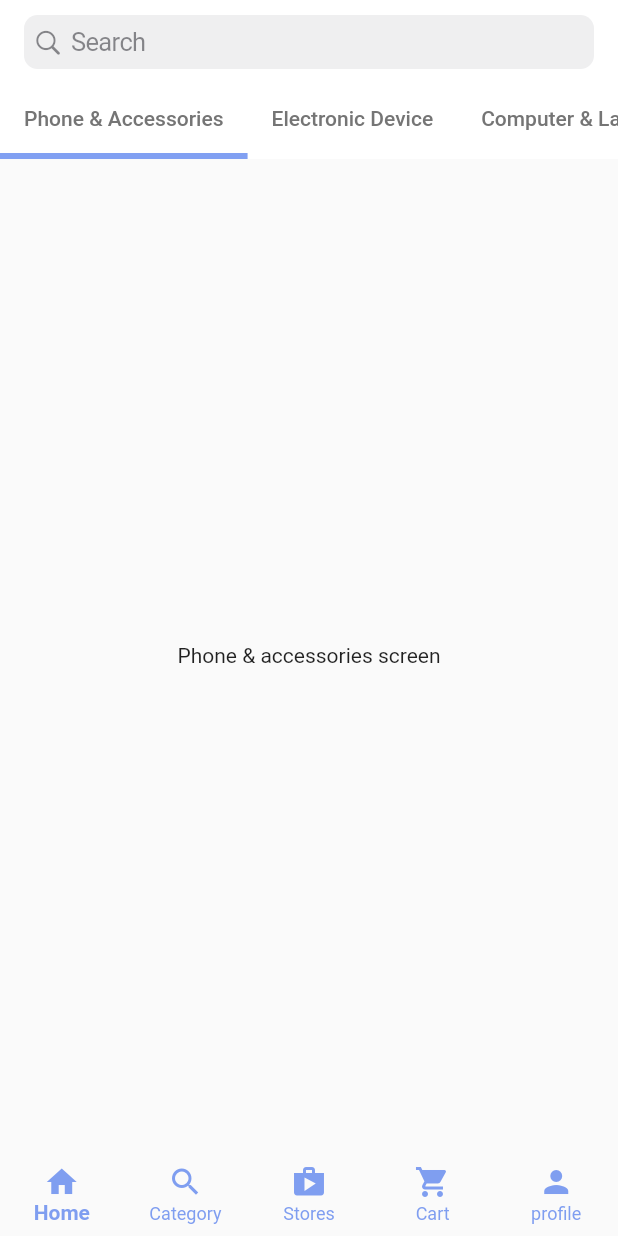
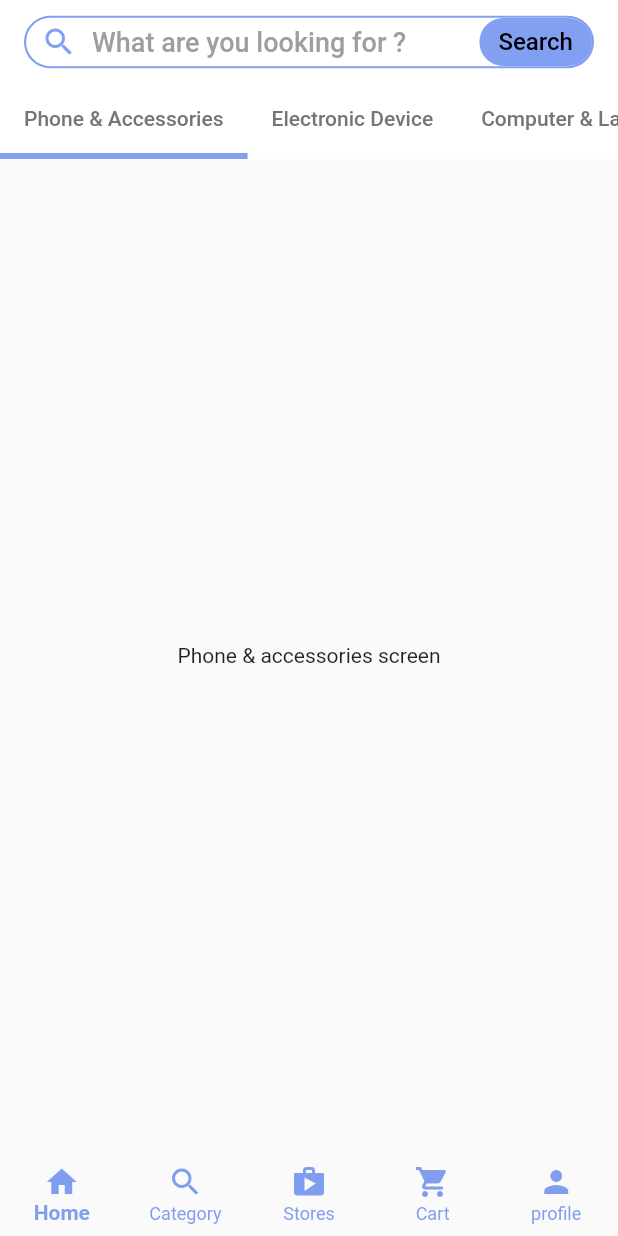
Before and after one commit to quocanh0712/final_techex_app, a Flutter app: the screen it shows after launch, on a phone screen of 412 x 824 dp. Run offline on Flutter 3.47's test engine with Material 2 defaults, Android fonts, the light colour scheme and no system bars.

Commit message:
feature: Search bar

```diff
--- a/lib/main_screens/home.dart
+++ b/lib/main_screens/home.dart
@@ -1,5 +1,7 @@
 import 'package:flutter/cupertino.dart';
 import 'package:flutter/material.dart';
+
+import '../minor_screen/search.dart';
 
 class HomeScreen extends StatefulWidget {
   const HomeScreen({Key? key}) : super(key: key);
@@ -17,7 +19,52 @@ class _HomeScreenState extends State<HomeScreen> {
           appBar: AppBar(
             elevation: 0,
             backgroundColor: Colors.white,
-            title: const CupertinoSearchTextField(),
+            title: InkWell(
+              onTap: () {
+                Navigator.push(
+                    context,
+                    MaterialPageRoute(
+                        builder: (context) => const SearchScreen()));
+              },
+              child: Container(
+                height: 35,
+                decoration: BoxDecoration(
+                    border: Border.all(
+                        color: Color.fromARGB(154, 47, 97, 234), width: 1.4),
+                    borderRadius: BorderRadius.circular(25)),
+                child: Row(
+                  mainAxisAlignment: MainAxisAlignment.spaceBetween,
+                  children: [
+                    Row(
+                      children: const [
+                        Padding(
+                          padding: EdgeInsets.symmetric(horizontal: 10),
+                          child: Icon(Icons.search,
+                              color: Color.fromARGB(154, 47, 97, 234)),
+                        ),
+                        Text(
+                          'What are you looking for ?',
+                          style: TextStyle(fontSize: 18, color: Colors.grey),
+                        ),
+                      ],
+                    ),
+                    Container(
+                      height: 32,
+                      width: 75,
+                      decoration: BoxDecoration(
+                          color: Color.fromARGB(154, 47, 97, 234),
+                          borderRadius: BorderRadius.circular(25)),
+                      child: const Center(
+                        child: Text(
+                          'Search',
+                          style: TextStyle(fontSize: 16, color: Colors.black),
+                        ),
+                      ),
+                    )
+                  ],
+                ),
+              ),
+            ),
             bottom: const TabBar(
               isScrollable: true,
               indicatorColor: Color.fromARGB(154, 47, 97, 234),
```
Also changed, not shown: lib/minor_screen/search.dart (added, +23 -0 lines).
